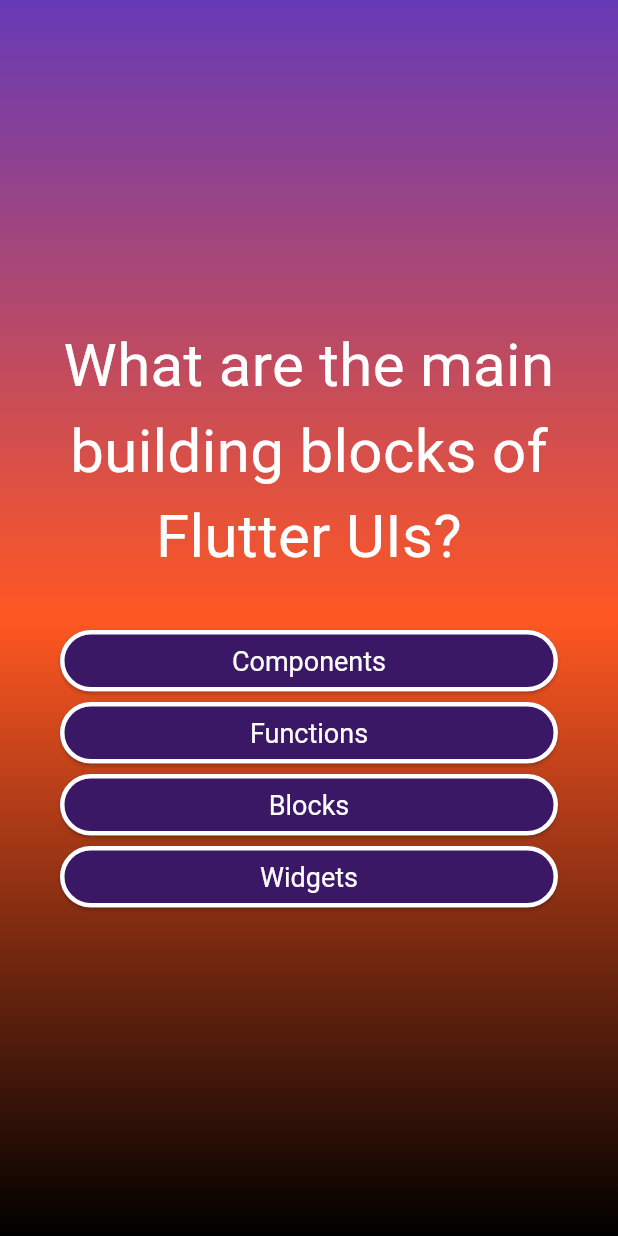
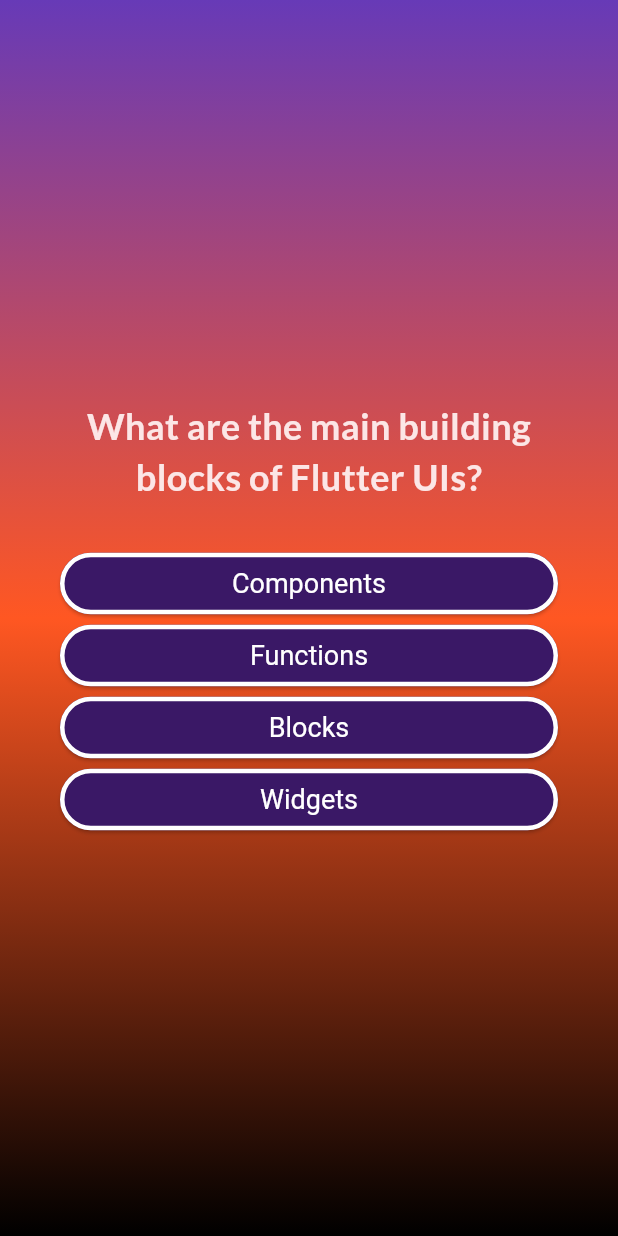
Before and after one commit to franedsandi/basics_adv, a Flutter app: the screen it shows after launch, after a tap on "Start Quiz", on a phone screen of 412 x 824 dp. Run offline on Flutter 3.47's test engine with Material 3 defaults, Android fonts, the phone set to English and light mode, and no system bars; our stand-ins replace google_fonts.

Commit message:
[feat] google font instaled

```diff
--- a/lib/questions_screen.dart
+++ b/lib/questions_screen.dart
@@ -1,4 +1,5 @@
 import 'package:flutter/material.dart';
+import 'package:google_fonts/google_fonts.dart';
 import './answer_button.dart';
 import './data/questions.dart';
 
@@ -37,10 +38,15 @@
             Text(
               currentQuestions.text,
               textAlign: TextAlign.center,
-              style: const TextStyle(
+              style: GoogleFonts.lato(
+                fontSize: 24,
+                fontWeight: FontWeight.bold,
+                color: const Color.fromARGB(255, 252, 230, 230),
+              ),
+              /* const TextStyle(
                 fontSize: 40,
                 color: Colors.white,
-              ),
+              ), */
             ),
             const SizedBox(height: 30),
             ...currentQuestions.getShuffleAnswers().map((answer) {
--- a/pubspec.yaml
+++ b/pubspec.yaml
@@ -35,6 +35,7 @@
   # The following adds the Cupertino Icons font to your application.
   # Use with the CupertinoIcons class for iOS style icons.
   cupertino_icons: ^1.0.8
+  google_fonts: ^6.2.1
 
 dev_dependencies:
   flutter_test:
```
Also changed, not shown: pubspec.lock, 7 other files.
